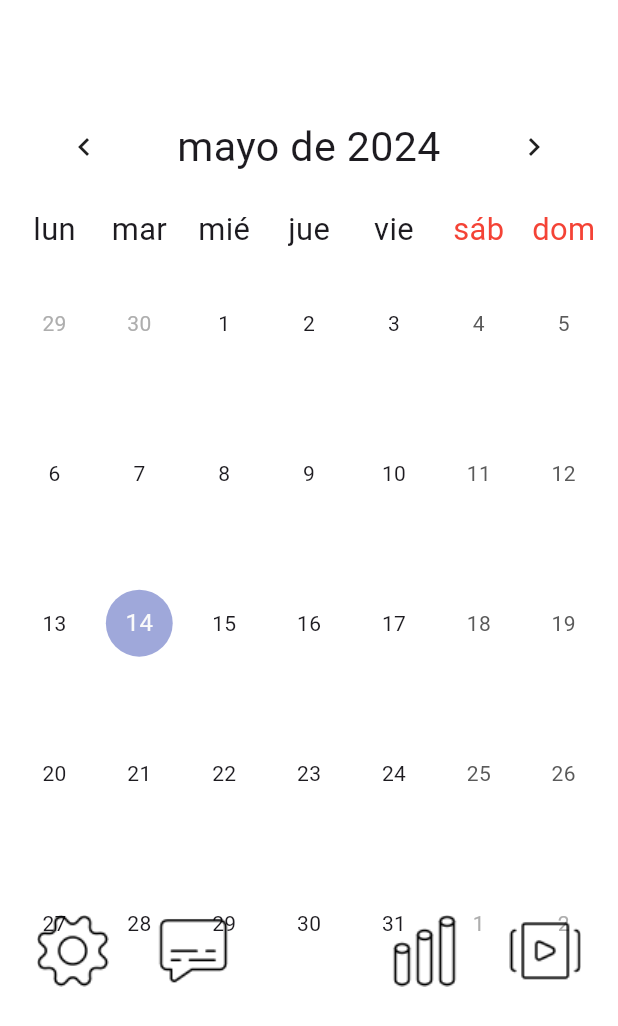
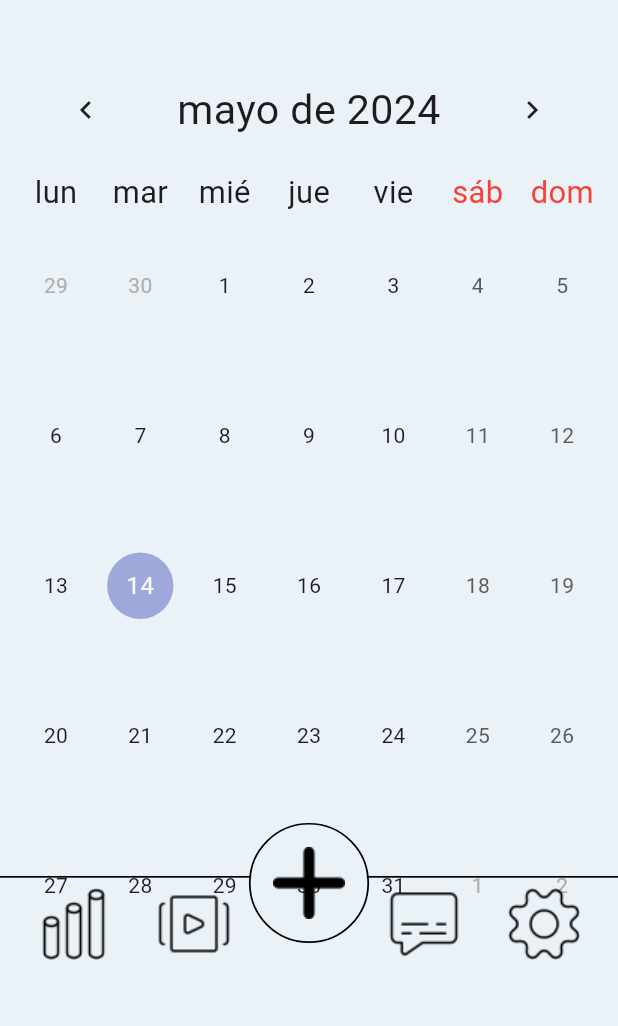
Before and after one commit to SamuelAbundantum/AppBienestar, a Flutter app: the Pantalla1Menu screen opened by its route, on a phone screen of 412 x 824 dp. Shown: the top 1026 px of the screen. Run offline on Flutter 3.47's test engine with Material 3 defaults, Android fonts, the phone set to English and light mode, and no system bars; drawn by our look-alikes of table_calendar; our stand-ins replace bloc, flutter_bloc, flutter_screenutil, go_router, sqflite; accounts and stored records are empty.

Commit message:
He creado la nueva screen de la selección de estado diario y he añadido la barra de tareas, el botón de guardar, la fecha del día y el poder cambiarla y la flecha de volver atrás.

```diff
--- a/lib/config/router/rutas.dart
+++ b/lib/config/router/rutas.dart
@@ -20,6 +20,10 @@ final _rutasPublicas = GoRouter(
           path: '/pantalla1_menu',
           builder: (context, state) => Pantalla1Menu(),
       ),
+      GoRoute(
+          path: '/pantalla2_seleccionDeEstado',
+          builder: (context, state) => Pantalla2SeleccionDeEstado(),
+      )
     ] );
 
 class CubitRutas extends Cubit<GoRouter> {
@@ -38,4 +42,8 @@ class CubitRutas extends Cubit<GoRouter> {
     state.go('/Pantalla1_menu');
   }
 
+  void goPantalla2SeleccionDeEstado() {
+    state.go('/pantalla2_seleccionDeEstado');
+  }
+
 }
--- a/lib/presenation/screens/pantalla1_menu.dart
+++ b/lib/presenation/screens/pantalla1_menu.dart
@@ -1,5 +1,6 @@
 import 'package:flutter/material.dart';
 import '../widgets/widgets.dart';
+import 'package:flutter_screenutil/flutter_screenutil.dart';
 
 class Pantalla1Menu extends StatelessWidget {
   const Pantalla1Menu({Key? key}) : super(key: key);
@@ -7,13 +8,13 @@ class Pantalla1Menu extends StatelessWidget {
   @override
   Widget build(BuildContext context) {
     return Scaffold(
-      backgroundColor: const Color(0xFFFFFFFF),
+      backgroundColor: const Color(0xFFEAF2F8),
       body: Padding(
-        padding: EdgeInsets.only(top: 50.0),
+        padding: EdgeInsets.only(top: 20.h), // Aquí se ajusta el padding superior
         child: Stack(
           children: [
             Padding(
-              padding: EdgeInsets.all(8.0),
+              padding: EdgeInsets.all(8.w), // Aquí se ajusta el padding alrededor
               child: CalendarioWidget(),
             ),
             BarraDeTareas(),
--- a/lib/presenation/screens/screens.dart
+++ b/lib/presenation/screens/screens.dart
@@ -1,3 +1,4 @@
 export 'primer_inicio_pantalla1.dart';
 export 'primer_inicio_pantalla2.dart';
 export 'pantalla1_menu.dart';
+export 'pantalla2_seleccionDeEstado.dart';
--- a/lib/presenation/widgets/widgetBarra.dart
+++ b/lib/presenation/widgets/widgetBarra.dart
@@ -1,5 +1,8 @@
 import 'package:flutter/material.dart';
+import 'package:flutter_bloc/flutter_bloc.dart';
 import 'package:flutter_screenutil/flutter_screenutil.dart';
+
+import '../../config/router/rutas.dart';
 
 class BarraDeTareas extends StatelessWidget {
   const BarraDeTareas({Key? key}) : super(key: key);
@@ -7,34 +10,74 @@ class BarraDeTareas extends StatelessWidget {
   @override
   Widget build(BuildContext context) {
     return Positioned(
-      bottom: -40.h,
+      bottom: -45.h,
       left: 0,
       right: 0,
       child: Container(
         height: 100.h,
-        child: Wrap(
-          alignment: WrapAlignment.spaceEvenly,
+        child: Stack(
+          children: [
+            Row(
+              mainAxisAlignment: MainAxisAlignment.spaceBetween,
+              children: [
+                Container(
+                  height: 1.w,
+                  width: MediaQuery.of(context).size.width /2.46,
+                  color: Colors.black,
+                ),
+                Container(
+                  height: 1.w,
+                  width: MediaQuery.of(context).size.width / 2.46,
+                  color: Colors.black,
+                ),
+              ],
+            ),
+            Align(
+              alignment: Alignment (0, -2.8),
+              child: Container(
+                height: 70.r,
+                width: 70.r,
+                decoration: BoxDecoration(
+                  shape: BoxShape.circle,
+                  border: Border.all(color: Colors.black, width: 1.w),
+                ),
+                child: IconButton(
+                  iconSize: 40.r,
+                  icon: Image.asset('assets/icons/anyadir.png'),
+                  onPressed: () {
+                    context.read<CubitRutas>().goPantalla2SeleccionDeEstado();
+                  },
+                ),
+              ),
+            ),
+            Padding(
+              padding: EdgeInsets.symmetric(horizontal: 1.w),
+              child: Row(
+                mainAxisAlignment: MainAxisAlignment.spaceEvenly,
                 children: [
                   IconButton(
-              iconSize: 80,
-              icon: Image.asset('assets/icons/ajustes.png'),
+                    iconSize: 40.r,
+                    icon: Image.asset('assets/icons/stats.png'),
                     onPressed: () {},
                   ),
                   IconButton(
-              iconSize: 80,
-              icon: Image.asset('assets/icons/chat.png'),
+                    iconSize: 40.r,
+                    icon: Image.asset('assets/icons/videos.png'),
                     onPressed: () {},
                   ),
                   SizedBox(width: 50.w),
                   IconButton(
-              iconSize: 80,
-              icon: Image.asset('assets/icons/stats.png'),
+                    iconSize: 40.r,
+                    icon: Image.asset('assets/icons/chat.png'),
                     onPressed: () {},
                   ),
                   IconButton(
-              iconSize: 80,
-              icon: Image.asset('assets/icons/videos.png'),
+                    iconSize: 40.r,
+                    icon: Image.asset('assets/icons/ajustes.png'),
                     onPressed: () {},
+                  ),
+                ],
+              ),
             ),
           ],
         ),
--- a/lib/presenation/widgets/widgets.dart
+++ b/lib/presenation/widgets/widgets.dart
@@ -3,3 +3,6 @@ export 'boton_continuar.dart';
 export 'boton_hora.dart';
 export 'calendario_widget.dart';
 export 'widgetBarra.dart';
+export 'botonFlechaIzquierda.dart';
+export 'botonGuardarWidget.dart';
+export 'datePickerWidget.dart';
--- a/pubspec.yaml
+++ b/pubspec.yaml
@@ -44,6 +44,7 @@ dependencies:
   table_calendar: ^3.1.1
   csv: ^6.0.0
   sqflite: ^2.3.2
+  google_fonts: ^6.2.0
 
 dev_dependencies:
   flutter_test:
```
Also changed, not shown: lib/presenation/screens/pantalla2_seleccionDeEstado.dart (added, +49 -0 lines), lib/presenation/widgets/botonFlechaIzquierda.dart (added, +16 -0 lines), lib/presenation/widgets/botonGuardarWidget.dart (added, +41 -0 lines), lib/presenation/widgets/datePickerWidget.dart (added, +59 -0 lines), assets/icons/anyadir.png (renamed from assets/icons/Plus--Streamline-Micro.png), pubspec.lock. Lines whose indentation alone changed are shown as unchanged.
